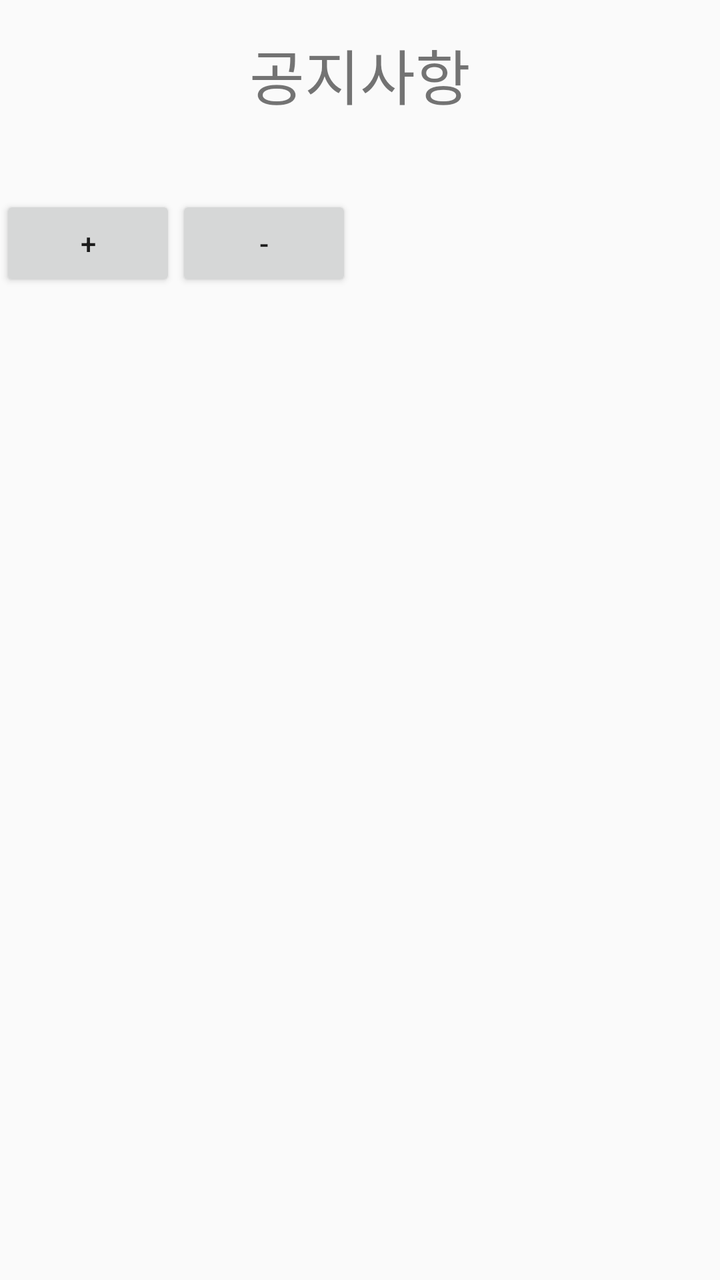
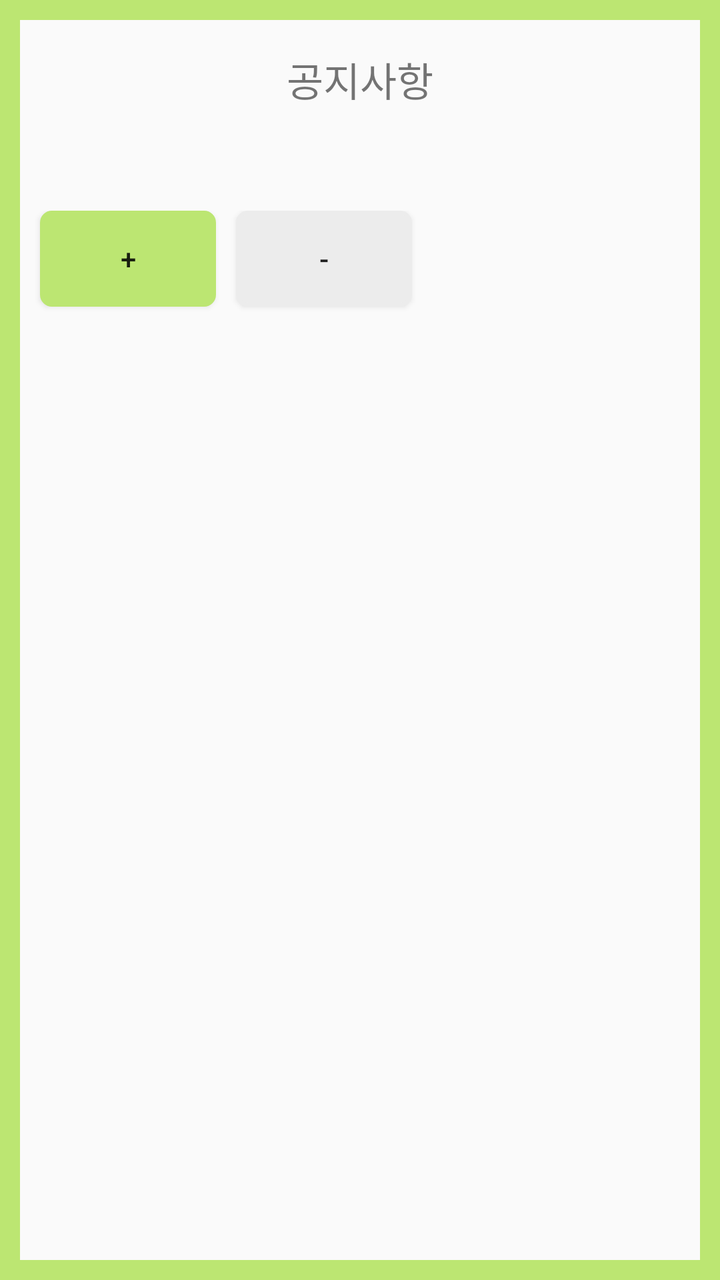

Before-and-after screenshots of an Android layout around one commit, followed by the original layout XML and the change that was made.
<!-- AndroidManifest.xml: application theme Theme.AppCompat.Light.DarkActionBar -->
<!-- res/layout/activity_notice.xml -->
<?xml version="1.0" encoding="utf-8"?>
<LinearLayout xmlns:android="http://schemas.android.com/apk/res/android"
    android:layout_width="match_parent"
    android:layout_height="match_parent"
    android:background="#00ff0000"
    android:orientation="vertical">

    <TextView
        android:id="@+id/TitleNotice"
        android:layout_width="wrap_content"
        android:layout_height="0dp"
        android:layout_gravity="center"
        android:text="공지사항"
        android:layout_weight="1"
        android:textSize="30dp"
        android:layout_margin="15dp"/>

    <LinearLayout
        android:layout_width="match_parent"
        android:layout_height="0dp"
        android:orientation="horizontal"
        android:layout_weight="1">

    <Button
        android:onClick="OnClick"
        android:layout_width="wrap_content"
        android:layout_height="wrap_content"
        android:layout_gravity="right"
        android:id="@+id/addnotice"
        android:text="+"/>

    <Button
        android:layout_width="wrap_content"
        android:layout_height="wrap_content"
        android:layout_gravity="right"
        android:text="-"/>


    </LinearLayout>

    <LinearLayout
        android:layout_width="match_parent"
        android:layout_height="0dp"
        android:layout_weight="7"
        android:orientation="vertical">
    <ListView
        android:id="@+id/noticelist"
        android:layout_width="match_parent"
        android:layout_height="wrap_content"/>
    </LinearLayout>

</LinearLayout>
<!-- resources referenced by this layout -->
<resources>

</resources>

<!-- the commit's change to res/layout/activity_notice.xml (unified diff, before → after) -->
@@ -2,7 +2,8 @@
 <LinearLayout xmlns:android="http://schemas.android.com/apk/res/android"
     android:layout_width="match_parent"
     android:layout_height="match_parent"
-    android:background="#00ff0000"
+    android:background="@drawable/lay_edge"
+    android:padding="10dp"
     android:orientation="vertical">
 
     <TextView
@@ -12,7 +13,7 @@
         android:layout_gravity="center"
         android:text="공지사항"
         android:layout_weight="1"
-        android:textSize="30dp"
+        android:textSize="20dp"
         android:layout_margin="15dp"/>
 
     <LinearLayout
@@ -22,6 +23,8 @@
         android:layout_weight="1">
 
     <Button
+        android:background="@drawable/btn_ba"
+        android:layout_marginLeft="10dp"
         android:onClick="OnClick"
         android:layout_width="wrap_content"
         android:layout_height="wrap_content"
@@ -30,6 +33,8 @@
         android:text="+"/>
 
     <Button
+        android:background="@drawable/btn_re"
+        android:layout_marginLeft="10dp"
         android:layout_width="wrap_content"
         android:layout_height="wrap_content"
         android:layout_gravity="right"
<!-- resource entries referenced after the edit -->
@@ -1,5 +1,47 @@
 <!-- resources referenced by this layout -->
 <resources>
-
+  <!-- drawable btn_ba (drawable) -->
+  <?xml version="1.0" encoding="utf-8"?>
+  <shape xmlns:android="http://schemas.android.com/apk/res/android">
+  
+      <solid android:color="#BCE672"/>
+  
+      <stroke
+          android:width="2dp"
+          android:color="#BCE672"/>
+      <corners
+          android:topLeftRadius="5dp"
+          android:topRightRadius="5dp"
+          android:bottomLeftRadius="5dp"
+          android:bottomRightRadius="5dp" />
+  
+  </shape>
+  <!-- drawable btn_re (drawable) -->
+  <?xml version="1.0" encoding="utf-8"?>
+  <shape xmlns:android="http://schemas.android.com/apk/res/android">
+  
+      <solid android:color="#ececec"/>
+  
+      <stroke
+          android:width="2dp"
+          android:color="#ececec"/>
+      <corners
+          android:topLeftRadius="5dp"
+          android:topRightRadius="5dp"
+          android:bottomLeftRadius="5dp"
+          android:bottomRightRadius="5dp" />
+  
+  </shape>
+  <!-- drawable lay_edge (drawable) -->
+  <?xml version="1.0" encoding="utf-8"?>
+  <layer-list xmlns:android="http://schemas.android.com/apk/res/android">
+      <item>
+          <shape android:shape="rectangle">
+              <stroke android:width = "10dp" android:color ="#BCE672"/>
+              <solid android:color="#00ff0000"/>
+          </shape>
+      </item>
+  
+  </layer-list>
 </resources>
 
